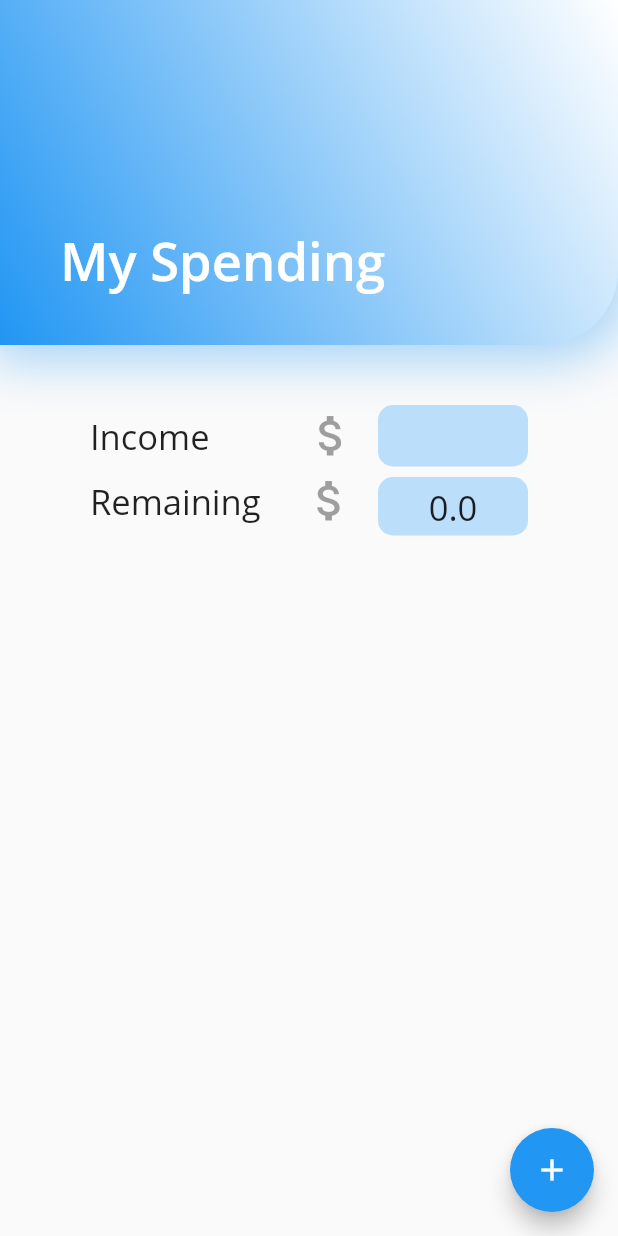
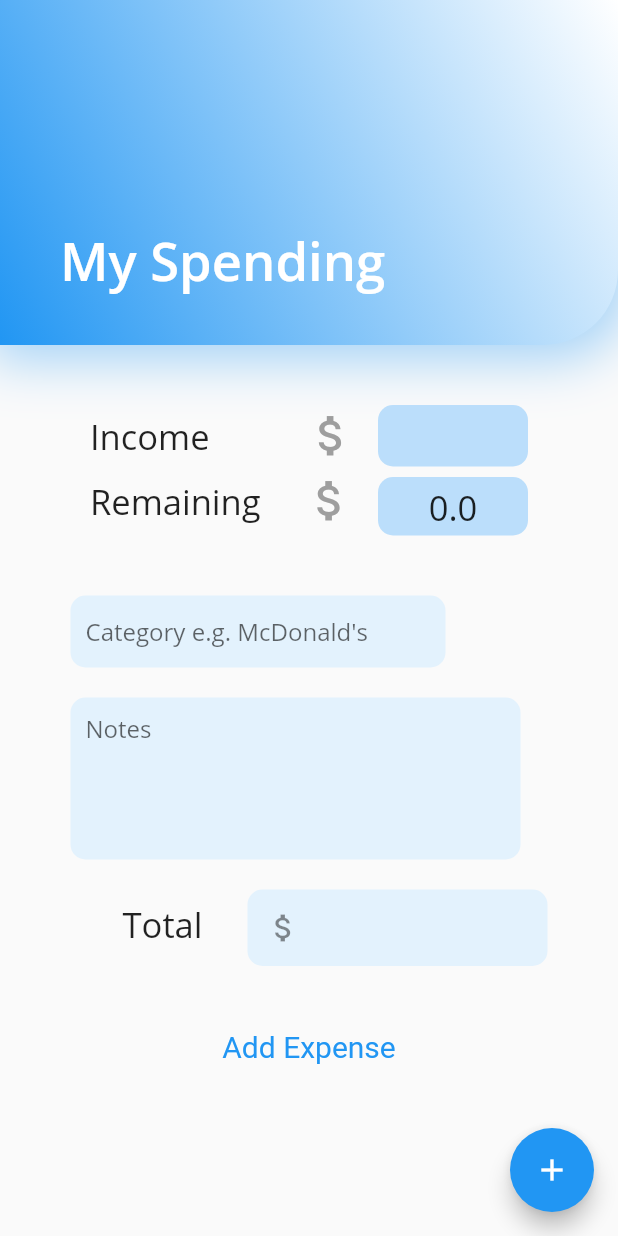
Before and after one commit to yennhio/budgeti, a Flutter app: the screen it shows after launch, on a phone screen of 412 x 824 dp. Run offline on Flutter 3.47's test engine with Material 2 defaults, Android fonts, the phone set to English and light mode, and no system bars.

Commit message:
combine add page and home page

```diff
--- a/lib/add.dart
+++ b/lib/add.dart
@@ -15,6 +15,8 @@ class AddPage extends StatefulWidget {
 
 
 class _AddPageState extends State<AddPage> {
+  String spending = '';
+  double spend = 0;
 
   var getCategory = TextEditingController();
   var getNotes = TextEditingController();
@@ -22,7 +24,10 @@ class _AddPageState extends State<AddPage> {
 
   List<Remaining> remainingTotal = [];
 
-  void addExpense() {
+  void addExpense(spending) {
+    this.spending = spending;
+    spend = double.parse(this.spending);
+    remainingTotal.add(new Remaining(spend));
 
   }
 
--- a/lib/main.dart
+++ b/lib/main.dart
@@ -37,15 +37,18 @@ class MyHomePage extends StatefulWidget {
 class _MyHomePageState extends State<MyHomePage> {
 
   late double remain = 0;
-  final textController = TextEditingController();
-  double enteredNumber = 0;
+  double income = 0;
   String text = '';
+
+  var getCategory = TextEditingController();
+  var getNotes = TextEditingController();
+  var getTotal = TextEditingController();
 
   void calculateRemaining(text) {
     this.text = text;
-    enteredNumber = double.parse(this.text);
+    income = double.parse(this.text);
     setState(() {
-      remain = enteredNumber - 5;
+      remain = income - 5;
     });
   }
 
@@ -109,7 +112,6 @@ class _MyHomePageState extends State<MyHomePage> {
                     margin: EdgeInsets.only(right: 60, top: 40),
                     width: 100,
                       child: TextField(
-                        controller: textController,
                         style: TextStyle(fontSize: 23),
                         textAlign: TextAlign.center,
                         keyboardType: TextInputType.number,
@@ -168,6 +170,99 @@ class _MyHomePageState extends State<MyHomePage> {
                 ]
               ),
 
+            Column(
+              crossAxisAlignment: CrossAxisAlignment.start,
+              children: [
+                Container(
+                  width: 250,
+                  margin: EdgeInsets.only(top:40, left: 47),
+                  child: TextField(
+                    style: TextStyle(fontSize: 16),
+                    controller: getCategory,
+                    textCapitalization: TextCapitalization.words,
+                    decoration: InputDecoration(
+                        contentPadding: EdgeInsets.all(10),
+                        filled: true,
+                        fillColor: Colors.blue.shade50,
+                        border: OutlineInputBorder(
+                            borderRadius: BorderRadius.circular(10),
+                            borderSide: BorderSide.none
+                        ),
+                        hintText: "Category e.g. McDonald's"
+                    ),
+                  ),
+                ),
+                Container(
+                  margin: EdgeInsets.only(left: 47, top: 20),
+                  width: 300,
+                  child: TextField(
+                    controller: getNotes,
+                    obscureText: false,
+                    maxLines: 4,
+                    textCapitalization: TextCapitalization.sentences,
+                    decoration: InputDecoration(
+                        contentPadding: EdgeInsets.all(10),
+                        filled: true,
+                        fillColor: Colors.blue.shade50,
+                        border: OutlineInputBorder(
+                            borderRadius: BorderRadius.circular(10),
+                            borderSide: BorderSide.none
+                        ),
+                        hintText: "Notes"
+                    ),
+                  ),
+                ),
+                Row(
+                    mainAxisAlignment: MainAxisAlignment.end,
+                    children: [
+                      Container(
+                        margin: EdgeInsets.only(top: 15),
+                        child: Text (
+                          'Total',
+                          style: TextStyle(fontSize: 23),
+                        ),
+                      ),
+                      Container(
+                        width: 200,
+                        margin: EdgeInsets.only(top: 20, left: 30, right: 47),
+                        child: TextField(
+                          controller: getTotal,
+                          keyboardType: TextInputType.number,
+                          style: TextStyle(fontSize: 23),
+                          decoration: InputDecoration(
+                              prefixIcon: Icon(Icons.attach_money),
+                              contentPadding: EdgeInsets.all(10),
+                              filled: true,
+                              fillColor: Colors.blue.shade50,
+                              border: OutlineInputBorder(
+                                  borderRadius: BorderRadius.circular(10),
+                                  borderSide: BorderSide.none
+                              ),
+                              counterText: ""
+                          ),
+                        ),
+                      ),
+                    ]
+                ),
+                Container(
+                  alignment: Alignment.center,
+                  margin: EdgeInsets.only(top: 30),
+                  child: TextButton(
+                    style: TextButton.styleFrom(
+                      textStyle: const TextStyle(fontSize: 20),
+                    ),
+                    onPressed: () {
+                      Navigator.push(
+                        context,
+                        MaterialPageRoute(builder: (context) => SummaryPage()),
+                      );
+                    },
+                    child: const Text('Add Expense'),
+                  ),
+                ),
+              ],
+            )
+
       ]
       ),
       floatingActionButton: FloatingActionButton(
```
